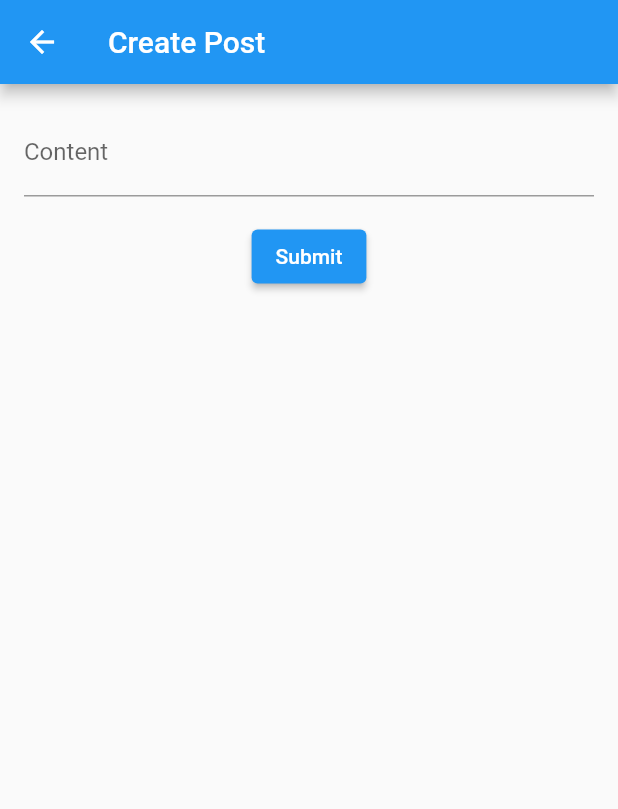
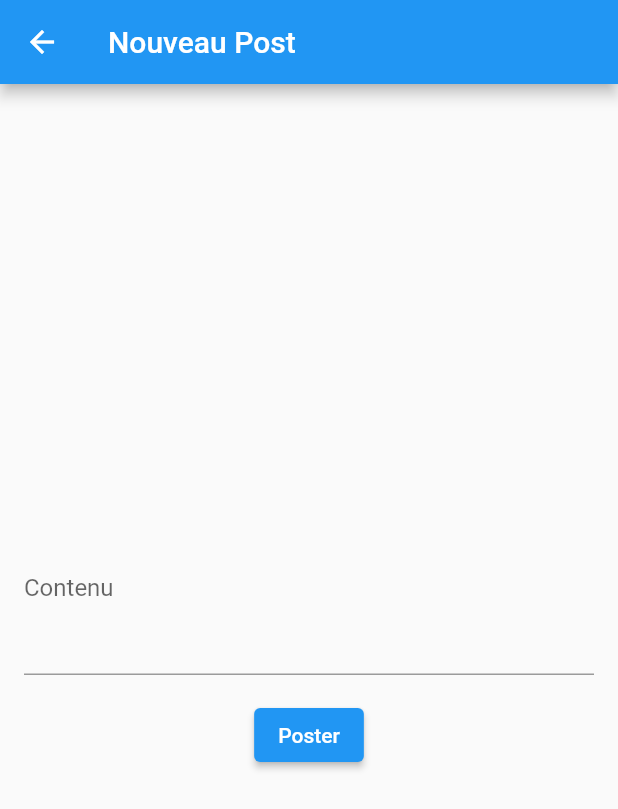
Before and after one commit to Sjetdu77/Forum_G5, a Flutter app: the screen it shows once a user with an empty profile is signed in, after a tap on the "add" icon, on a phone screen of 412 x 824 dp. Shown: the top 809 px of the screen. Run offline on Flutter 3.47's test engine with Material 2 defaults, Android fonts, the phone set to English and light mode, and no system bars; our stand-ins replace cloud_firestore, firebase_auth, firebase_core; accounts and stored records are empty; network calls fail; statements that could not run were skipped.

Commit message:
add creation post + post on homepage

```diff
--- a/lib/HomePage.dart
+++ b/lib/HomePage.dart
@@ -1,5 +1,6 @@
 import 'package:flutter/material.dart';
 import 'package:firebase_auth/firebase_auth.dart';
+import 'package:cloud_firestore/cloud_firestore.dart';
 import 'screens/PostForm.dart';
 import 'screens/RegisterPage.dart';
 import 'screens/loginPage.dart';
@@ -19,10 +20,7 @@ class HomePage extends StatelessWidget {
             return Align(
               alignment: Alignment.bottomRight,
               child: Padding(
-                padding: EdgeInsets.only(
-                    bottom: 72,
-                    right:
-                        0), // Ajuster la marge bottom pour créer un espace suffisant
+                padding: EdgeInsets.only(bottom: 72, right: 0),
                 child: FloatingActionButton(
                   heroTag: 'postform',
                   onPressed: () {
@@ -43,6 +41,53 @@ class HomePage extends StatelessWidget {
       ),
       body: Stack(
         children: [
+          // StreamBuilder pour afficher la liste des messages au centre.
+          Center(
+            child: StreamBuilder<QuerySnapshot>(
+              stream: FirebaseFirestore.instance
+                  .collection('messagesTest')
+                  .snapshots(),
+              builder: (BuildContext context,
+                  AsyncSnapshot<QuerySnapshot> snapshot) {
+                if (snapshot.hasError) {
+                  return Text("Something went wrong");
+                }
+
+                if (snapshot.connectionState == ConnectionState.waiting) {
+                  return CircularProgressIndicator();
+                }
+
+                // Construire une liste de messages sous forme de cartes dans un conteneur centré.
+                return Container(
+                  width: MediaQuery.of(context).size.width *
+                      0.8, // 80% de la largeur de l'écran
+                  margin: EdgeInsets.all(16.0),
+                  child: ListView(
+                    children:
+                        snapshot.data!.docs.map((DocumentSnapshot document) {
+                      Map<String, dynamic> data =
+                          document.data() as Map<String, dynamic>;
+                      return Card(
+                        elevation: 1.0,
+                        margin: const EdgeInsets.symmetric(
+                            horizontal: 8.0, vertical: 4.0),
+                        child: ListTile(
+                          contentPadding: EdgeInsets.all(10.0),
+                          title: Text(
+                            data['author'],
+                            style: TextStyle(
+                              fontWeight: FontWeight.bold,
+                            ),
+                          ),
+                          subtitle: Text(data['content']),
+                        ),
+                      );
+                    }).toList(),
+                  ),
+                );
+              },
+            ),
+          ),
           Align(
             alignment: Alignment.bottomRight,
             child: Padding(
--- a/lib/models/Post.dart
+++ /dev/null
@@ -1,11 +0,0 @@
-class Post {
-  final String id;
-  final String content;
-  final DateTime timestamp;
-
-  Post({
-    required this.id,
-    required this.content,
-    required this.timestamp,
-  });
-}
--- a/lib/screens/PostForm.dart
+++ b/lib/screens/PostForm.dart
@@ -1,69 +1,103 @@
+import 'package:flutter/material.dart';
 import 'package:firebase_auth/firebase_auth.dart';
-import 'package:flutter/material.dart';
 import 'package:cloud_firestore/cloud_firestore.dart';
 
-import '../models/Post.dart';
+class PostForm extends StatefulWidget {
+  @override
+  _PostFormState createState() => _PostFormState();
+}
 
-class PostForm extends StatelessWidget {
-  final TextEditingController _contentController = TextEditingController();
-
-  void _submitPost() {
-    final String content = _contentController.text;
-
-    // Créez une instance du modèle Post avec les valeurs saisies
-    final Post newPost = Post(
-      id: 'unique_id_here', // Générez un ID unique pour le post
-      content: content,
-      timestamp: DateTime.now(),
-    );
-
-    // Appelez une fonction pour enregistrer le post dans la base de données Firebase
-    savePostToFirebase(newPost);
-  }
-
-  void savePostToFirebase(Post post) {
-    // Ici, vous pouvez utiliser le package firebase_auth pour obtenir l'ID de l'utilisateur connecté
-    final String userId = FirebaseAuth.instance.currentUser!.uid;
-
-    // Enregistrez le post dans la base de données Firebase
-    final CollectionReference postsRef =
-        FirebaseFirestore.instance.collection('posts');
-    postsRef.doc(post.id).set({
-      'userId': userId,
-      'content': post.content,
-      'timestamp': post.timestamp,
-    }).then((_) {
-      // Succès de l'enregistrement
-      print('Post enregistré avec succès!');
-    }).catchError((error) {
-      // Gestion des erreurs lors de l'enregistrement
-      print('Erreur lors de l enregistrement du post: $error');
-    });
-  }
+class _PostFormState extends State<PostForm> {
+  TextEditingController _contentController = TextEditingController();
+  String _errorMessage = '';
+  String _successMessage = '';
 
   @override
   Widget build(BuildContext context) {
     return Scaffold(
       appBar: AppBar(
-        title: Text('Create Post'),
+        title: Text('Nouveau Post'),
       ),
-      body: Padding(
+      body: Container(
         padding: EdgeInsets.all(16),
         child: Column(
+          mainAxisAlignment: MainAxisAlignment.center,
           children: [
             TextField(
               controller: _contentController,
-              decoration: InputDecoration(labelText: 'Content'),
-              maxLines: null,
+              decoration: InputDecoration(labelText: 'Contenu'),
+              maxLines: 4,
             ),
             SizedBox(height: 16),
             ElevatedButton(
-              onPressed: _submitPost,
-              child: Text('Submit'),
+              onPressed: () {
+                _post();
+              },
+              child: Text('Poster'),
+            ),
+            SizedBox(height: 16),
+            Text(
+              _errorMessage,
+              style: TextStyle(color: Colors.red),
+            ),
+            Visibility(
+              visible: _successMessage.isNotEmpty,
+              child: Column(
+                children: [
+                  Text(
+                    _successMessage,
+                    style: TextStyle(color: Colors.green),
+                  ),
+                ],
+              ),
             ),
           ],
         ),
       ),
     );
   }
+
+  void _post() async {
+    User? user = FirebaseAuth.instance.currentUser;
+    if (user == null) {
+      setState(() {
+        _errorMessage = 'Vous devez être connecté pour poster.';
+        _successMessage = '';
+      });
+      return;
+    }
+
+    if (_contentController.text.isEmpty) {
+      setState(() {
+        _errorMessage = 'Le contenu ne peut pas être vide.';
+        _successMessage = '';
+      });
+      return;
+    }
+
+    try {
+      DocumentReference docRef =
+          await FirebaseFirestore.instance.collection('messagesTest').add({
+        'id': user.uid,
+        'content': _contentController.text,
+        'author': user.displayName ?? '',
+      });
+
+      print('Post créé avec succès: ${docRef.id}');
+
+      setState(() {
+        _errorMessage = '';
+        _successMessage = 'Post créé avec succès!';
+      });
+
+      _contentController.clear();
+    } catch (e) {
+      print('Erreur lors de la création du post: $e');
+      setState(() {
+        _errorMessage =
+            'Erreur lors de la création du post. Veuillez réessayer.';
+        _successMessage = '';
+      });
+    }
+  }
 }
```
Also changed, not shown: lib/models/User.dart (deleted, +0 -27 lines), lib/screens/RegisterPage.dart (+13 -19 lines), lib/models/Comment.dart (deleted).
